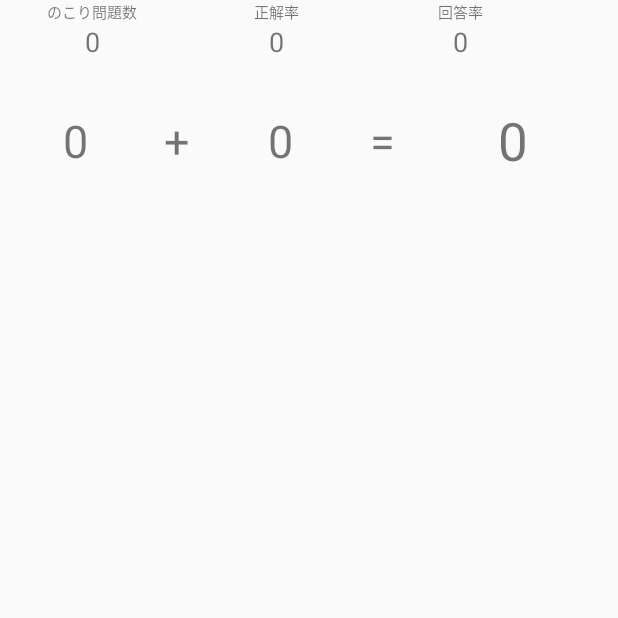
After one commit to boardguy1024/kotlin_simple_calculator, an Android app: the TestActivity screen opened directly, with no data from a screen before it, on a phone screen of 412 x 824 dp, the top half of it. The commit adds this screen. Run offline under Robolectric (Android 15) with nearby library versions, the phone set to English and light mode, and no system bars.

Commit message:
Test画面作成

```diff
--- a/app/src/main/AndroidManifest.xml
+++ b/app/src/main/AndroidManifest.xml
@@ -16,6 +16,7 @@
                 <category android:name="android.intent.category.LAUNCHER" />
             </intent-filter>
         </activity>
+        <activity android:name=".TestActivity"></activity>
     </application>
 
 </manifest>
--- /dev/null
+++ b/app/src/main/java/com/example/parkkyungsuk/kotlin_simple_calculator/TestActivity.java
@@ -0,0 +1,13 @@
+package com.example.parkkyungsuk.kotlin_simple_calculator;
+
+import android.support.v7.app.AppCompatActivity;
+import android.os.Bundle;
+
+public class TestActivity extends AppCompatActivity {
+
+    @Override
+    protected void onCreate(Bundle savedInstanceState) {
+        super.onCreate(savedInstanceState);
+        setContentView(R.layout.activity_test);
+    }
+}
--- a/app/src/main/res/layout/activity_main.xml
+++ b/app/src/main/res/layout/activity_main.xml
@@ -6,13 +6,54 @@
     android:layout_height="match_parent"
     tools:context="com.example.parkkyungsuk.kotlin_simple_calculator.MainActivity">
 
-    <TextView
+    <ImageView
+        android:id="@+id/imageView"
         android:layout_width="wrap_content"
         android:layout_height="wrap_content"
-        android:text="Hello World!"
+        app:srcCompat="@drawable/image_title"
+        android:layout_marginLeft="8dp"
+        app:layout_constraintLeft_toLeftOf="parent"
+        android:layout_marginRight="8dp"
+        app:layout_constraintRight_toRightOf="parent"
+        app:layout_constraintTop_toTopOf="parent"
+        android:layout_marginTop="16dp"
+        android:layout_marginStart="8dp"
+        android:layout_marginEnd="8dp" />
+
+    <TextView
+        android:id="@+id/textViewOperator"
+        android:layout_width="wrap_content"
+        android:layout_height="wrap_content"
+        android:layout_marginLeft="8dp"
+        android:layout_marginRight="8dp"
+        android:layout_marginTop="16dp"
+        android:text="スタートを押してください"
+        app:layout_constraintLeft_toLeftOf="parent"
+        app:layout_constraintRight_toRightOf="parent"
+        app:layout_constraintTop_toBottomOf="@+id/imageView"
+        android:layout_marginStart="8dp"
+        android:layout_marginEnd="8dp" />
+
+    <Spinner
+        android:id="@+id/spinner"
+        android:layout_width="150dp"
+        android:layout_height="wrap_content"
+        app:layout_constraintLeft_toLeftOf="parent"
+        app:layout_constraintRight_toRightOf="parent"
+        android:layout_marginTop="50dp"
+        app:layout_constraintTop_toBottomOf="@+id/textViewOperator" />
+
+    <Button
+        android:id="@+id/button"
+        android:layout_width="0dp"
+        android:layout_height="wrap_content"
+        android:layout_marginBottom="50dp"
+        android:layout_marginLeft="16dp"
+        android:layout_marginRight="16dp"
+        android:text="スタート"
         app:layout_constraintBottom_toBottomOf="parent"
         app:layout_constraintLeft_toLeftOf="parent"
         app:layout_constraintRight_toRightOf="parent"
-        app:layout_constraintTop_toTopOf="parent" />
-
+        android:layout_marginStart="16dp"
+        android:layout_marginEnd="16dp" />
 </android.support.constraint.ConstraintLayout>
--- /dev/null
+++ b/app/src/main/res/layout/activity_test.xml
@@ -0,0 +1,138 @@
+<?xml version="1.0" encoding="utf-8"?>
+<android.support.constraint.ConstraintLayout xmlns:android="http://schemas.android.com/apk/res/android"
+    xmlns:app="http://schemas.android.com/apk/res-auto"
+    xmlns:tools="http://schemas.android.com/tools"
+    android:layout_width="match_parent"
+    android:layout_height="match_parent"
+    tools:context="com.example.parkkyungsuk.kotlin_simple_calculator.TestActivity">
+
+    <TableLayout
+        android:layout_width="368dp"
+        android:layout_height="wrap_content"
+        tools:layout_editor_absoluteX="8dp"
+        tools:layout_editor_absoluteY="76dp"
+        android:id="@+id/tableLayout">
+
+        <TableRow
+            android:layout_width="match_parent"
+            android:layout_height="match_parent">
+
+            <TextView
+                android:id="@+id/textView4"
+                android:layout_width="0dp"
+                android:layout_weight="1"
+                android:text="のこり問題数"
+                android:textAlignment="center"
+                android:textSize="10sp" />
+
+            <TextView
+                android:id="@+id/textView3"
+                android:layout_width="0dp"
+                android:layout_weight="1"
+                android:text="正解率"
+                android:textAlignment="center"
+                android:textSize="10sp" />
+
+            <TextView
+                android:id="@+id/textView2"
+                android:layout_width="0dp"
+                android:layout_weight="1"
+                android:text="回答率"
+                android:textAlignment="center"
+                android:textSize="10sp" />
+        </TableRow>
+
+        <TableRow
+            android:layout_width="match_parent"
+            android:layout_height="match_parent">
+
+            <TextView
+                android:id="@+id/textViewRename"
+                android:layout_width="0dp"
+                android:layout_height="wrap_content"
+                android:layout_weight="1"
+                android:text="0"
+                android:textAlignment="center"
+                android:textSize="18sp" />
+
+            <TextView
+                android:id="@+id/textViewCorrect"
+                android:layout_width="0dp"
+                android:layout_height="wrap_content"
+                android:layout_weight="1"
+                android:text="0"
+                android:textAlignment="center"
+                android:textSize="18sp" />
+
+            <TextView
+                android:id="@+id/textViewPoint"
+                android:layout_width="0dp"
+                android:layout_height="wrap_content"
+                android:layout_weight="1"
+                android:text="0"
+                android:textAlignment="center"
+                android:textSize="18sp" />
+        </TableRow>
+
+    </TableLayout>
+
+    <LinearLayout
+        android:layout_width="match_parent"
+        android:layout_height="wrap_content"
+        android:layout_marginLeft="8dp"
+        android:layout_marginRight="8dp"
+        android:layout_marginTop="30dp"
+        android:gravity="center"
+        android:orientation="horizontal"
+        app:layout_constraintHorizontal_bias="0.504"
+        app:layout_constraintLeft_toLeftOf="parent"
+        app:layout_constraintRight_toRightOf="parent"
+        app:layout_constraintTop_toBottomOf="@+id/tableLayout">
+
+        <TextView
+            android:id="@+id/textViewLeft"
+            android:layout_width="wrap_content"
+            android:layout_height="wrap_content"
+            android:layout_weight="2"
+            android:text="0"
+            android:textAlignment="center"
+            android:textSize="30sp" />
+
+        <TextView
+            android:id="@+id/textViewOperator"
+            android:layout_width="wrap_content"
+            android:layout_height="wrap_content"
+            android:layout_weight="1"
+            android:text="+"
+            android:textAlignment="center"
+            android:textSize="30sp" />
+
+        <TextView
+            android:id="@+id/textViewRight"
+            android:layout_width="wrap_content"
+            android:layout_height="wrap_content"
+            android:layout_weight="2"
+            android:text="0"
+            android:textAlignment="center"
+            android:textSize="30sp" />
+
+        <TextView
+            android:id="@+id/textViewEqual"
+            android:layout_width="wrap_content"
+            android:layout_height="wrap_content"
+            android:layout_weight="1"
+            android:text="="
+            android:textAlignment="center"
+            android:textSize="30sp" />
+
+        <TextView
+            android:id="@+id/textViewAnswer"
+            android:layout_width="wrap_content"
+            android:layout_height="wrap_content"
+            android:layout_weight="3"
+            android:text="0"
+            android:textAlignment="center"
+            android:textSize="35sp" />
+    </LinearLayout>
+
+</android.support.constraint.ConstraintLayout>
--- a/app/src/main/res/values/strings.xml
+++ b/app/src/main/res/values/strings.xml
@@ -1,3 +1,3 @@
 <resources>
-    <string name="app_name">Kotlin_simple_calculator</string>
+    <string name="app_name">シンプル電卓</string>
 </resources>
--- a/app/src/main/res/values/styles.xml
+++ b/app/src/main/res/values/styles.xml
@@ -1,7 +1,7 @@
 <resources>
 
     <!-- Base application theme. -->
-    <style name="AppTheme" parent="Theme.AppCompat.Light.DarkActionBar">
+    <style name="AppTheme" parent="Theme.AppCompat.Light.NoActionBar">
         <!-- Customize your theme here. -->
         <item name="colorPrimary">@color/colorPrimary</item>
         <item name="colorPrimaryDark">@color/colorPrimaryDark</item>
```
